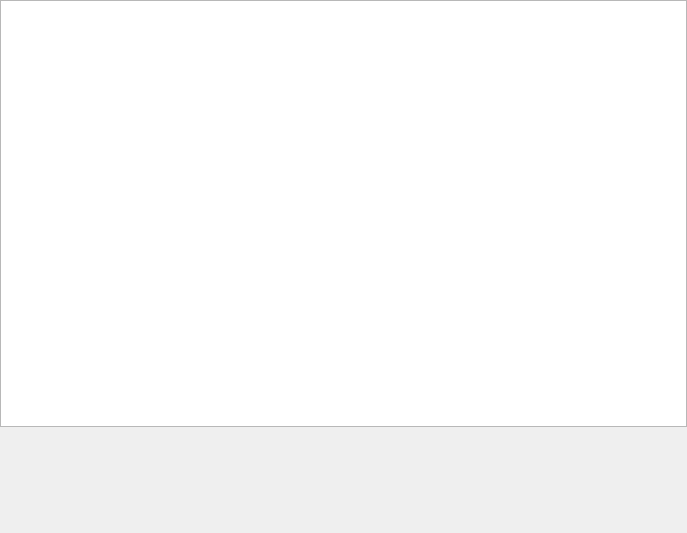
Old version of the form YAD-Studio/Widgets/EditorWindowWidget.ui in the repository Yad-Studio/YAD-Studio.
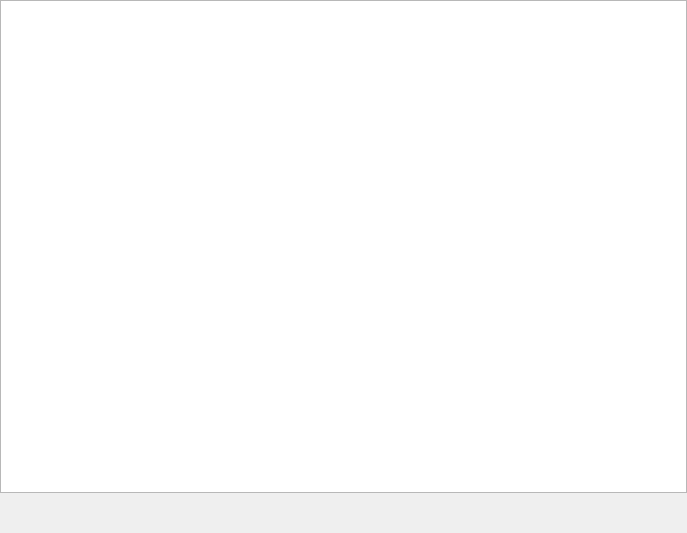
New version of the form. Custom widgets are drawn as their Qt base class.

Commit message: LineInfoWidget Design

The edit to the form file:
```diff
--- a/YAD-Studio/Widgets/EditorWindowWidget.ui
+++ b/YAD-Studio/Widgets/EditorWindowWidget.ui
@@ -14,6 +14,9 @@
    <string>Form</string>
   </property>
   <layout class="QVBoxLayout" name="verticalLayout">
+   <property name="spacing">
+    <number>0</number>
+   </property>
    <property name="leftMargin">
     <number>0</number>
    </property>
@@ -42,7 +45,7 @@
       <bool>true</bool>
      </property>
      <property name="sizePolicy">
-      <sizepolicy hsizetype="Expanding" vsizetype="MinimumExpanding">
+      <sizepolicy hsizetype="Expanding" vsizetype="Minimum">
        <horstretch>0</horstretch>
        <verstretch>0</verstretch>
       </sizepolicy>
```
The commit also changes 5 other files.
